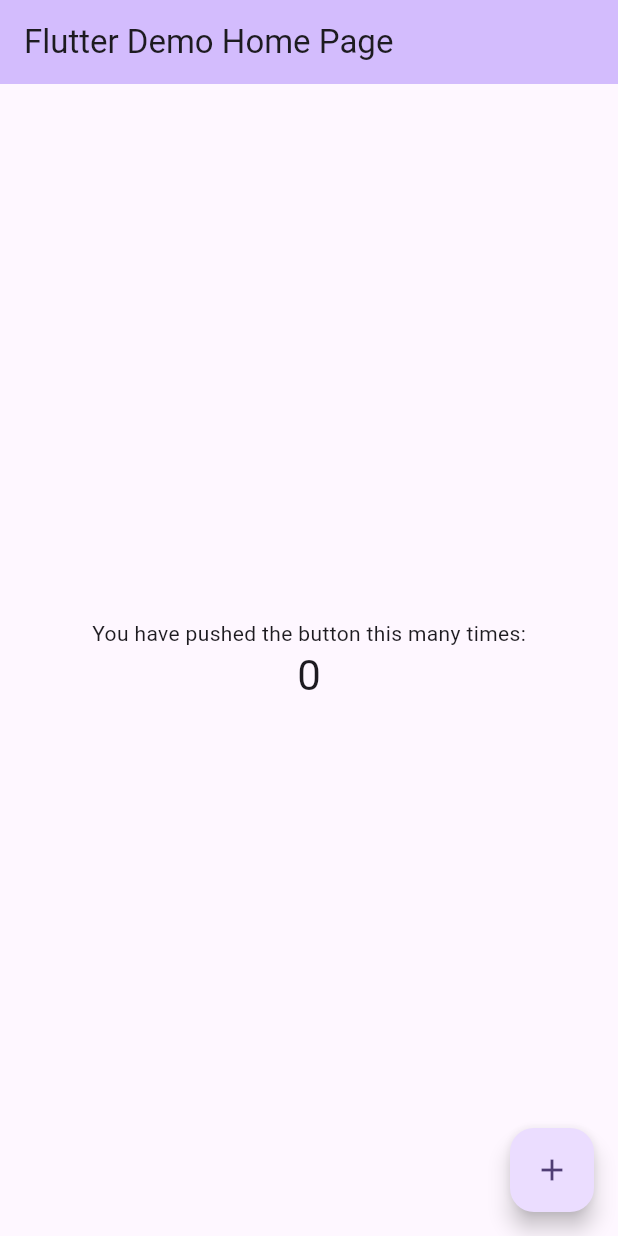
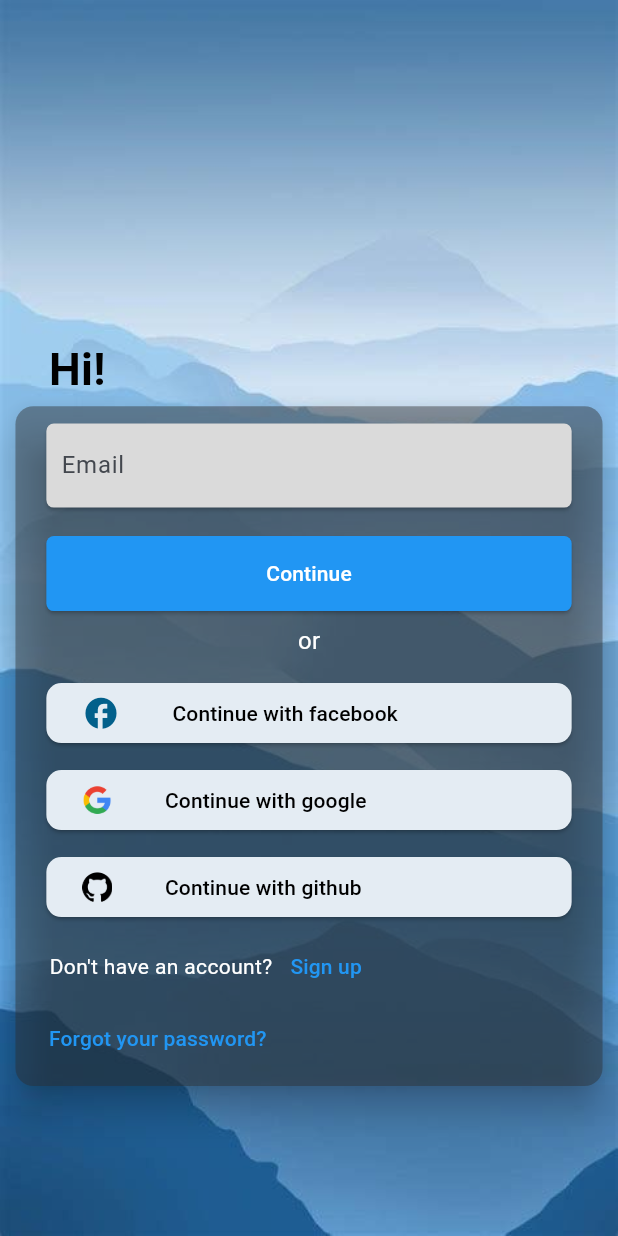
Before and after one commit to marcoaudev/firebase_auth, a Flutter app: the screen it shows after launch, on a phone screen of 412 x 824 dp. Run offline on Flutter 3.47's test engine with Material 3 defaults, Android fonts, the phone set to English and light mode, and no system bars.

Commit message:
Feature: creating the presenter layer

```diff
--- /dev/null
+++ b/lib/app/app.dart
@@ -0,0 +1,23 @@
+import 'package:firebase_auth/app/auth/ui/pages/sign_up_page.dart';
+import 'package:firebase_auth/app/auth/ui/pages/welcome_page.dart';
+import 'package:flutter/material.dart';
+
+class App extends StatelessWidget {
+  const App({super.key});
+
+  // This widget is the root of your application.
+  @override
+  Widget build(BuildContext context) {
+    return MaterialApp(
+      title: 'Flutter Demo',
+      debugShowCheckedModeBanner: false,
+      theme: ThemeData(
+        colorScheme: ColorScheme.fromSeed(seedColor: Colors.blue),
+      ),
+      routes: {
+        "/": (context) => const WelcomePage(),
+        "/signup": (context) => const SignUpPage(),
+      },
+    );
+  }
+}
--- /dev/null
+++ b/lib/app/auth/ui/components/button_service.dart
@@ -0,0 +1,46 @@
+import 'package:flutter/material.dart';
+
+class ButtonService extends StatelessWidget {
+  final String description;
+  final Widget icon;
+
+  const ButtonService({
+    super.key,
+    required this.description,
+    required this.icon,
+  });
+
+  @override
+  Widget build(BuildContext context) {
+    return Container(
+      padding: EdgeInsets.symmetric(vertical: 5),
+      width: MediaQuery.of(context).size.width * 0.85,
+      child: ElevatedButton(
+        style: ElevatedButton.styleFrom(
+          backgroundColor: const Color.fromARGB(255, 228, 236, 243),
+          shape: RoundedRectangleBorder(
+            borderRadius: BorderRadius.circular(10),
+          ),
+        ),
+        onPressed: () {},
+        child: Row(
+          crossAxisAlignment: CrossAxisAlignment.center,
+          mainAxisAlignment: MainAxisAlignment.center,
+          children: [
+            icon,
+            SizedBox(width: 10),
+            Expanded(
+              child: Padding(
+                padding: const EdgeInsets.only(left: 25),
+                child: Text(
+                  description,
+                  style: TextStyle(color: Colors.black, fontSize: 14),
+                ),
+              ),
+            ),
+          ],
+        ),
+      ),
+    );
+  }
+}
--- /dev/null
+++ b/lib/app/auth/ui/components/custom_buttom.dart
@@ -0,0 +1,24 @@
+import 'package:flutter/material.dart';
+
+class CustomButton extends StatelessWidget {
+  final String title;
+  final Color color;
+  const CustomButton({super.key, required this.title, required this.color});
+
+  @override
+  Widget build(BuildContext context) {
+    return Container(
+      margin: EdgeInsets.only(top: 15),
+      width: MediaQuery.of(context).size.width * 0.85,
+      height: 50,
+      child: ElevatedButton(
+        style: ElevatedButton.styleFrom(
+          backgroundColor: color,
+          shape: RoundedRectangleBorder(borderRadius: BorderRadius.circular(5)),
+        ),
+        onPressed: () {},
+        child: Text(title, style: TextStyle(color: Colors.white)),
+      ),
+    );
+  }
+}
--- /dev/null
+++ b/lib/app/auth/ui/components/custom_text_form_field.dart
@@ -0,0 +1,29 @@
+import 'package:flutter/material.dart';
+
+class CustomTextFormField extends StatelessWidget {
+  final String labelText;
+  const CustomTextFormField({super.key, required this.labelText});
+
+  @override
+  Widget build(BuildContext context) {
+    return Card(
+      shape: RoundedRectangleBorder(borderRadius: BorderRadius.circular(5)),
+      color: const Color.fromARGB(255, 218, 218, 218),
+      child: Container(
+        width: MediaQuery.of(context).size.width * 0.85,
+        padding: const EdgeInsets.only(left: 10),
+        child: TextFormField(
+          decoration: InputDecoration(
+            labelText: labelText,
+            border: InputBorder.none,
+            enabledBorder: InputBorder.none,
+            focusedBorder: InputBorder.none,
+            errorBorder: InputBorder.none,
+            disabledBorder: InputBorder.none,
+            focusedErrorBorder: InputBorder.none,
+          ),
+        ),
+      ),
+    );
+  }
+}
--- /dev/null
+++ b/lib/app/auth/ui/pages/welcome_page.dart
@@ -0,0 +1,126 @@
+import 'package:firebase_auth/app/auth/ui/components/button_service.dart';
+import 'package:firebase_auth/app/auth/ui/components/custom_buttom.dart';
+import 'package:firebase_auth/app/auth/ui/components/custom_text_form_field.dart';
+import 'package:flutter/material.dart';
+
+class WelcomePage extends StatelessWidget {
+  const WelcomePage({super.key});
+
+  @override
+  Widget build(BuildContext context) {
+    return Scaffold(
+      body: Container(
+        width: MediaQuery.of(context).size.width,
+        height: MediaQuery.of(context).size.height,
+        decoration: BoxDecoration(
+          image: DecorationImage(
+            image: AssetImage("assets/images/background_app.jpg"),
+            fit: BoxFit.cover,
+          ),
+        ),
+        child: Stack(
+          alignment: AlignmentDirectional.bottomCenter,
+          children: [
+            Padding(
+              padding: EdgeInsets.only(
+                bottom: MediaQuery.of(context).size.height * 0.675,
+                right: MediaQuery.of(context).size.width * 0.75,
+              ),
+              child: Text(
+                "Hi!",
+                style: TextStyle(
+                  color: Colors.black,
+                  fontSize: 30,
+                  fontWeight: FontWeight.bold,
+                ),
+              ),
+            ),
+            Card(
+              color: const Color.fromARGB(110, 44, 44, 44),
+              margin: EdgeInsets.only(bottom: 100),
+              elevation: 10,
+              child: SizedBox(
+                height: MediaQuery.of(context).size.height * 0.55,
+                width: MediaQuery.of(context).size.width * 0.95,
+                child: Column(
+                  mainAxisAlignment: MainAxisAlignment.center,
+                  children: [
+                    CustomTextFormField(labelText: "Email"),
+                    CustomButton(title: "Continue", color: Colors.blue),
+                    Padding(
+                      padding: const EdgeInsets.all(8.0),
+                      child: Text(
+                        "or",
+                        style: TextStyle(color: Colors.white, fontSize: 16),
+                      ),
+                    ),
+                    ButtonService(
+                      description: "Continue with facebook",
+                      icon: Icon(
+                        Icons.facebook,
+                        color: const Color.fromARGB(255, 2, 96, 139),
+                        size: 25,
+                      ),
+                    ),
+                    ButtonService(
+                      description: "Continue with google",
+                      icon: SizedBox(
+                        height: 20,
+                        child: Image.asset("assets/images/google_icon.png"),
+                      ),
+                    ),
+                    ButtonService(
+                      description: "Continue with github",
+                      icon: SizedBox(
+                        height: 20,
+                        child: Image.asset("assets/images/github_icon.png"),
+                      ),
+                    ),
+                    Padding(
+                      padding: EdgeInsets.only(
+                        left: MediaQuery.of(context).size.width * 0.055,
+                      ),
+                      child: Row(
+                        children: [
+                          Text(
+                            "Don't have an account?",
+                            style: TextStyle(color: Colors.white),
+                          ),
+                          TextButton(
+                            onPressed:
+                                () =>
+                                    Navigator.of(context).pushNamed("/signup"),
+                            child: Text(
+                              "Sign up",
+                              style: TextStyle(color: Colors.blue),
+                            ),
+                          ),
+                        ],
+                      ),
+                    ),
+                    Padding(
+                      padding: EdgeInsets.only(
+                        left: MediaQuery.of(context).size.width * 0.025,
+                      ),
+                      child: Row(
+                        children: [
+                          TextButton(
+                            onPressed: () {},
+                            child: Text(
+                              "Forgot your password?",
+                              style: TextStyle(color: Colors.blue),
+                            ),
+                          ),
+                        ],
+                      ),
+                    ),
+                  ],
+                ),
+              ),
+            ),
+          ],
+        ),
+      ),
+    );
+  }
+}
--- a/lib/main.dart
+++ b/lib/main.dart
@@ -1,122 +1,6 @@
+import 'package:firebase_auth/app/app.dart';
 import 'package:flutter/material.dart';
 
 void main() {
-  runApp(const MyApp());
+  runApp(const App());
 }
-
-class MyApp extends StatelessWidget {
-  const MyApp({super.key});
-
-  // This widget is the root of your application.
-  @override
-  Widget build(BuildContext context) {
-    return MaterialApp(
-      title: 'Flutter Demo',
-      theme: ThemeData(
-        // This is the theme of your application.
-        //
-        // TRY THIS: Try running your application with "flutter run". You'll see
-        // the application has a purple toolbar. Then, without quitting the app,
-        // try changing the seedColor in the colorScheme below to Colors.green
-        // and then invoke "hot reload" (save your changes or press the "hot
-        // reload" button in a Flutter-supported IDE, or press "r" if you used
-        // the command line to start the app).
-        //
-        // Notice that the counter didn't reset back to zero; the application
-        // state is not lost during the reload. To reset the state, use hot
-        // restart instead.
-        //
-        // This works for code too, not just values: Most code changes can be
-        // tested with just a hot reload.
-        colorScheme: ColorScheme.fromSeed(seedColor: Colors.deepPurple),
-      ),
-      home: const MyHomePage(title: 'Flutter Demo Home Page'),
-    );
-  }
-}
-
-class MyHomePage extends StatefulWidget {
-  const MyHomePage({super.key, required this.title});
-
-  // This widget is the home page of your application. It is stateful, meaning
-  // that it has a State object (defined below) that contains fields that affect
-  // how it looks.
-
-  // This class is the configuration for the state. It holds the values (in this
-  // case the title) provided by the parent (in this case the App widget) and
-  // used by the build method of the State. Fields in a Widget subclass are
-  // always marked "final".
-
-  final String title;
-
-  @override
-  State<MyHomePage> createState() => _MyHomePageState();
-}
-
-class _MyHomePageState extends State<MyHomePage> {
-  int _counter = 0;
-
-  void _incrementCounter() {
-    setState(() {
-      // This call to setState tells the Flutter framework that something has
-      // changed in this State, which causes it to rerun the build method below
-      // so that the display can reflect the updated values. If we changed
-      // _counter without calling setState(), then the build method would not be
-      // called again, and so nothing would appear to happen.
-      _counter++;
-    });
-  }
-
-  @override
-  Widget build(BuildContext context) {
-    // This method is rerun every time setState is called, for instance as done
-    // by the _incrementCounter method above.
-    //
-    // The Flutter framework has been optimized to make rerunning build methods
-    // fast, so that you can just rebuild anything that needs updating rather
-    // than having to individually change instances of widgets.
-    return Scaffold(
-      appBar: AppBar(
-        // TRY THIS: Try changing the color here to a specific color (to
-        // Colors.amber, perhaps?) and trigger a hot reload to see the AppBar
-        // change color while the other colors stay the same.
-        backgroundColor: Theme.of(context).colorScheme.inversePrimary,
-        // Here we take the value from the MyHomePage object that was created by
-        // the App.build method, and use it to set our appbar title.
-        title: Text(widget.title),
-      ),
-      body: Center(
-        // Center is a layout widget. It takes a single child and positions it
-        // in the middle of the parent.
-        child: Column(
-          // Column is also a layout widget. It takes a list of children and
-          // arranges them vertically. By default, it sizes itself to fit its
-          // children horizontally, and tries to be as tall as its parent.
-          //
-          // Column has various properties to control how it sizes itself and
-          // how it positions its children. Here we use mainAxisAlignment to
-          // center the children vertically; the main axis here is the vertical
-          // axis because Columns are vertical (the cross axis would be
-          // horizontal).
-          //
-          // TRY THIS: Invoke "debug painting" (choose the "Toggle Debug Paint"
-          // action in the IDE, or press "p" in the console), to see the
-          // wireframe for each widget.
-          mainAxisAlignment: MainAxisAlignment.center,
-          children: <Widget>[
-            const Text('You have pushed the button this many times:'),
-            Text(
-              '$_counter',
-              style: Theme.of(context).textTheme.headlineMedium,
-            ),
-          ],
-        ),
-      ),
-      floatingActionButton: FloatingActionButton(
-        onPressed: _incrementCounter,
-        tooltip: 'Increment',
-        child: const Icon(Icons.add),
-      ), // This trailing comma makes auto-formatting nicer for build methods.
-    );
-  }
-}
--- a/pubspec.yaml
+++ b/pubspec.yaml
@@ -58,8 +58,10 @@ flutter:
   uses-material-design: true
 
   # To add assets to your application, add an assets section, like this:
-  # assets:
-  #   - images/a_dot_burr.jpeg
+  assets:
+    - assets/images/background_app.jpg
+    - assets/images/google_icon.png
+    - assets/images/github_icon.png
   #   - images/a_dot_ham.jpeg
 
   # An image asset can refer to one or more resolution-specific "variants", see
```
Also changed, not shown: lib/app/auth/ui/components/custom_card_transparent.dart (added, +20 -0 lines), lib/app/auth/ui/pages/sign_up_page.dart (added, +105 -0 lines), assets/images/background_app.jpg (added), assets/images/github_icon.png (added), assets/images/google_icon.png (added), 2 other files.
